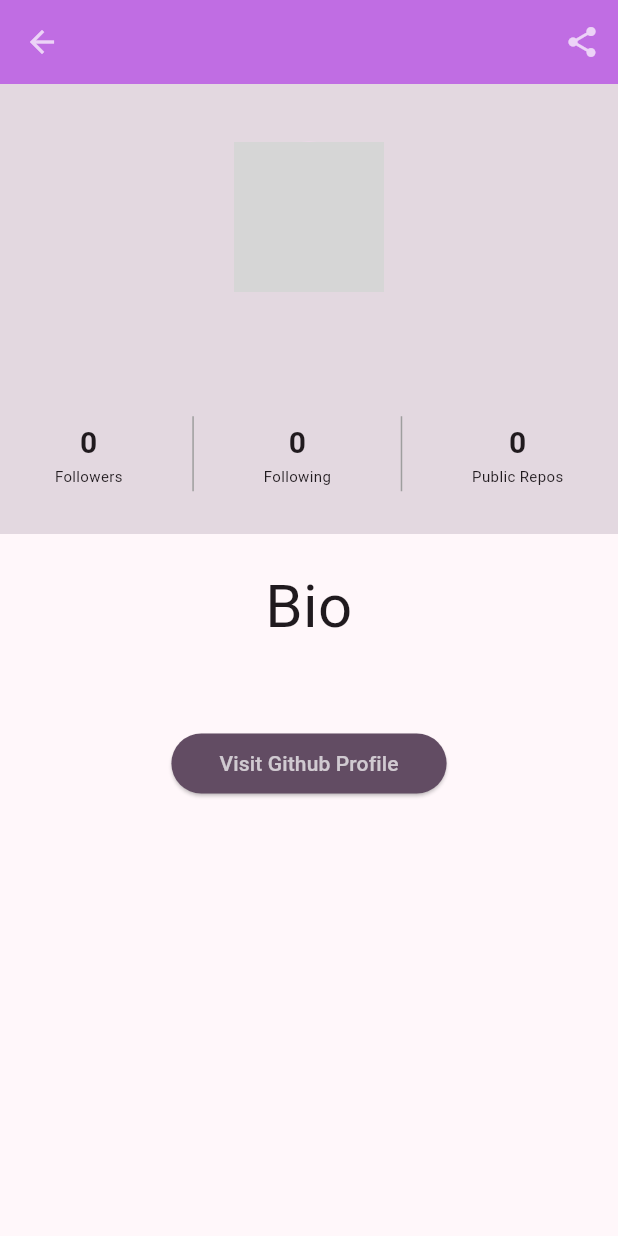
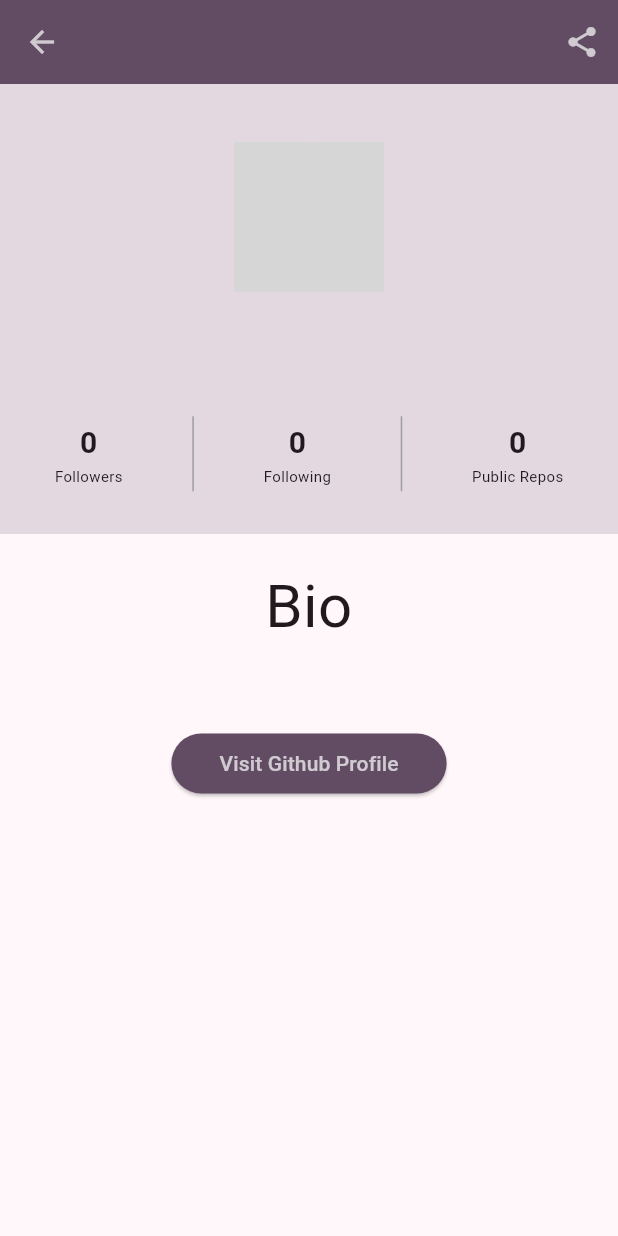
Before and after one commit to trishaagaba/Github-User-App, a Flutter app: the UserProfilePage screen opened directly with empty values, on a phone screen of 412 x 824 dp. Run offline on Flutter 3.47's test engine with Material 3 defaults, Android fonts, the phone set to English and light mode, and no system bars; our stand-ins replace connectivity_plus, device_info_plus, equatable, share; missing offline and left inert: android_intent_plus; accounts and stored records are empty; network calls fail; grey boxes are pictures that could not be loaded.

```diff
--- a/lib/features/user_profile/presentation/screens/user_profile_page.dart
+++ b/lib/features/user_profile/presentation/screens/user_profile_page.dart
@@ -25,8 +25,9 @@ class UserProfilePage extends StatelessWidget {
         title: Text(
           user.name ?? "",
           textAlign: TextAlign.center,
+          style: TextStyle(color: Colors.white),
         ),
-        backgroundColor: const Color(0xFFC06DE3),
+        backgroundColor: const Color(0xFF624C63),
         actions: [
           IconButton(
             icon: const Icon(
```
Also changed, not shown: pubspec.yaml (+4 -4 lines), pubspec.lock, 1 other file.
